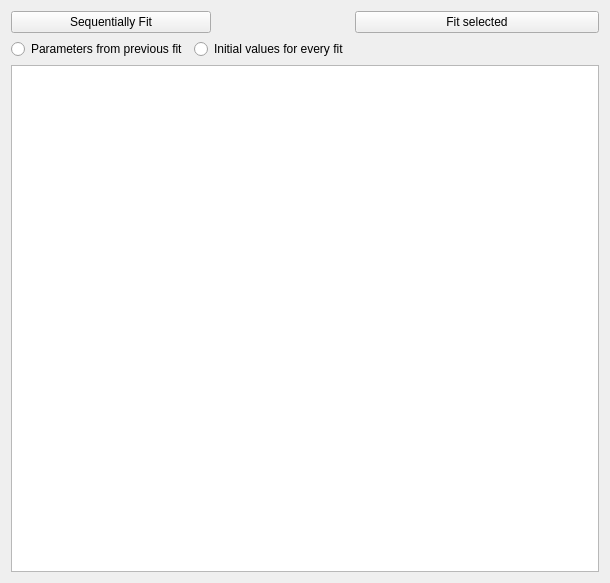
First picture: the form in scripts/Muon/GUI/Common/seq_fitting_tab_widget/seq_fitting_tab.ui, repository mantidproject/mantid, before the edit.
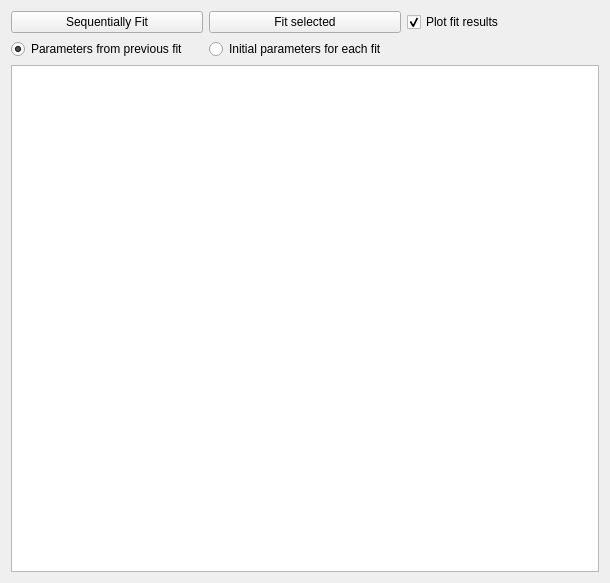
Second picture: the form after the edit.

Commit message:
Add plotting to sequential fitting tab
- The sequential fits can now be plotted which is controlled by a plotting checkbox
- The sequential fits now appear in the results table

```diff
--- a/scripts/Muon/GUI/Common/seq_fitting_tab_widget/seq_fitting_tab.ui
+++ b/scripts/Muon/GUI/Common/seq_fitting_tab_widget/seq_fitting_tab.ui
@@ -14,7 +14,7 @@
    <string>Form</string>
   </property>
   <layout class="QGridLayout" name="gridLayout_3">
-   <item row="5" column="0" colspan="2">
+   <item row="8" column="0" colspan="3">
     <widget class="QSplitter" name="splitter">
      <property name="orientation">
       <enum>Qt::Vertical</enum>
@@ -29,6 +29,27 @@
      </widget>
     </widget>
    </item>
+   <item row="5" column="0">
+    <layout class="QHBoxLayout" name="horizontalLayout_2">
+     <item>
+      <widget class="QRadioButton" name="previous_fit_values_radio">
+       <property name="text">
+        <string>Parameters from previous fit</string>
+       </property>
+       <property name="checked">
+        <bool>true</bool>
+       </property>
+      </widget>
+     </item>
+    </layout>
+   </item>
+   <item row="5" column="1">
+    <widget class="QRadioButton" name="initial_fit_values_radio">
+     <property name="text">
+      <string>Initial parameters for each fit</string>
+     </property>
+    </widget>
+   </item>
    <item row="0" column="0">
     <widget class="QPushButton" name="seq_fit_button">
      <property name="maximumSize">
@@ -43,22 +64,17 @@
     </widget>
    </item>
    <item row="2" column="0">
-    <layout class="QHBoxLayout" name="horizontalLayout_2">
-     <item>
-      <widget class="QRadioButton" name="radioButton">
-       <property name="text">
-        <string>Parameters from previous fit</string>
-       </property>
-      </widget>
-     </item>
-     <item>
-      <widget class="QRadioButton" name="previous_fit_vals_radio">
-       <property name="text">
-        <string>Initial values for every fit</string>
-       </property>
-      </widget>
-     </item>
-    </layout>
+    <layout class="QGridLayout" name="gridLayout"/>
+   </item>
+   <item row="0" column="2">
+    <widget class="QCheckBox" name="plot_fit_results_checkbox">
+     <property name="text">
+      <string>Plot fit results</string>
+     </property>
+     <property name="checked">
+      <bool>true</bool>
+     </property>
+    </widget>
    </item>
    <item row="0" column="1">
     <widget class="QPushButton" name="fit_selected_button">
```
The commit also changes 13 other files.
